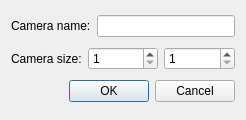
This is core_lib/ui/camerapropertiesdialog.ui in pencil2d/pencil as Qt 5 draws it before an edit. The edited form follows.
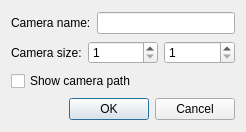
This is the edited form.

Commit message: Checkbox in cameraProperties for show path

What changed in the file:
```diff
--- a/core_lib/ui/camerapropertiesdialog.ui
+++ b/core_lib/ui/camerapropertiesdialog.ui
@@ -7,14 +7,14 @@
     <x>0</x>
     <y>0</y>
     <width>246</width>
-    <height>120</height>
+    <height>132</height>
    </rect>
   </property>
   <property name="windowTitle">
    <string>Camera Properties</string>
   </property>
-  <layout class="QGridLayout" name="gridLayout">
-   <item row="0" column="0">
+  <layout class="QVBoxLayout" name="verticalLayout">
+   <item>
     <layout class="QHBoxLayout" name="nameLayout">
      <item>
       <widget class="QLabel" name="nameLabel">
@@ -28,17 +28,7 @@
      </item>
     </layout>
    </item>
-   <item row="2" column="0">
-    <widget class="QDialogButtonBox" name="buttonBox">
-     <property name="orientation">
-      <enum>Qt::Horizontal</enum>
-     </property>
-     <property name="standardButtons">
-      <set>QDialogButtonBox::Cancel|QDialogButtonBox::Ok</set>
-     </property>
-    </widget>
-   </item>
-   <item row="1" column="0">
+   <item>
     <layout class="QHBoxLayout" name="sizeLayout">
      <item>
       <widget class="QLabel" name="sizeLabel">
@@ -69,6 +59,23 @@
      </item>
     </layout>
    </item>
+   <item>
+    <widget class="QCheckBox" name="checkBoxShowPath">
+     <property name="text">
+      <string>Show camera path</string>
+     </property>
+    </widget>
+   </item>
+   <item>
+    <widget class="QDialogButtonBox" name="buttonBox">
+     <property name="orientation">
+      <enum>Qt::Horizontal</enum>
+     </property>
+     <property name="standardButtons">
+      <set>QDialogButtonBox::Cancel|QDialogButtonBox::Ok</set>
+     </property>
+    </widget>
+   </item>
   </layout>
  </widget>
  <tabstops>
```
The commit also changes 5 other files.
